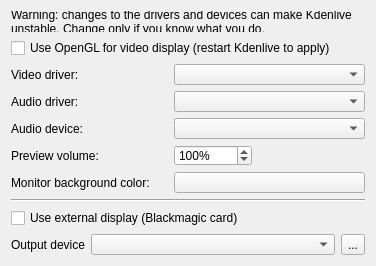
The window that src/ui/configsdl_ui.ui (KDE/kdenlive) describes before a commit, drawn with Qt 5.
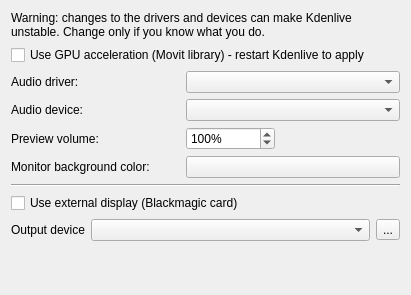
The same window after the commit. Custom widgets are drawn as their Qt base class.

Patch:
```diff
--- a/src/ui/configsdl_ui.ui
+++ b/src/ui/configsdl_ui.ui
@@ -6,8 +6,8 @@
    <rect>
     <x>0</x>
     <y>0</y>
-    <width>376</width>
-    <height>257</height>
+    <width>411</width>
+    <height>295</height>
    </rect>
   </property>
   <layout class="QGridLayout" name="gridLayout">
@@ -21,92 +21,21 @@
      </property>
     </widget>
    </item>
-   <item row="1" column="0" colspan="5">
-    <widget class="QCheckBox" name="kcfg_openglmonitors">
-     <property name="text">
-      <string>Use OpenGL for video display (restart Kdenlive to apply)</string>
-     </property>
-    </widget>
-   </item>
-   <item row="2" column="0">
-    <widget class="QLabel" name="textLabel1_2_2">
-     <property name="sizePolicy">
-      <sizepolicy hsizetype="Maximum" vsizetype="Preferred">
-       <horstretch>0</horstretch>
-       <verstretch>0</verstretch>
-      </sizepolicy>
-     </property>
-     <property name="text">
-      <string>Video driver:</string>
-     </property>
-     <property name="wordWrap">
-      <bool>false</bool>
-     </property>
-    </widget>
-   </item>
-   <item row="2" column="2" colspan="3">
-    <widget class="KComboBox" name="kcfg_video_driver"/>
-   </item>
-   <item row="3" column="0">
-    <widget class="QLabel" name="textLabel1_2">
-     <property name="sizePolicy">
-      <sizepolicy hsizetype="Maximum" vsizetype="Preferred">
-       <horstretch>0</horstretch>
-       <verstretch>0</verstretch>
-      </sizepolicy>
-     </property>
-     <property name="text">
-      <string>Audio driver:</string>
-     </property>
-     <property name="wordWrap">
-      <bool>false</bool>
-     </property>
-    </widget>
-   </item>
-   <item row="3" column="2" colspan="3">
-    <widget class="KComboBox" name="kcfg_audio_driver"/>
-   </item>
-   <item row="4" column="0">
-    <widget class="QLabel" name="textLabel1">
-     <property name="text">
-      <string>Audio device:</string>
-     </property>
-     <property name="wordWrap">
-      <bool>false</bool>
-     </property>
-    </widget>
-   </item>
-   <item row="4" column="2" colspan="3">
-    <widget class="KComboBox" name="kcfg_audio_device"/>
-   </item>
    <item row="5" column="0" colspan="2">
-    <widget class="QLabel" name="label_3">
-     <property name="text">
-      <string>Preview volume:</string>
-     </property>
-    </widget>
-   </item>
-   <item row="5" column="2">
-    <widget class="QSpinBox" name="kcfg_volume">
-     <property name="suffix">
-      <string>%</string>
-     </property>
-     <property name="maximum">
-      <number>200</number>
-     </property>
-     <property name="value">
-      <number>100</number>
-     </property>
-    </widget>
-   </item>
-   <item row="6" column="0" colspan="2">
     <widget class="QLabel" name="label">
      <property name="text">
       <string>Monitor background color:</string>
      </property>
     </widget>
    </item>
-   <item row="6" column="2" colspan="3">
+   <item row="7" column="0" colspan="4">
+    <widget class="QCheckBox" name="kcfg_external_display">
+     <property name="text">
+      <string>Use external display (Blackmagic card)</string>
+     </property>
+    </widget>
+   </item>
+   <item row="5" column="2" colspan="3">
     <widget class="KColorButton" name="kcfg_window_background">
      <property name="defaultColor">
       <color>
@@ -117,48 +46,33 @@
      </property>
     </widget>
    </item>
-   <item row="7" column="0" colspan="5">
-    <widget class="Line" name="line">
-     <property name="orientation">
-      <enum>Qt::Horizontal</enum>
-     </property>
-    </widget>
-   </item>
-   <item row="8" column="0" colspan="4">
-    <widget class="QCheckBox" name="kcfg_external_display">
+   <item row="4" column="0" colspan="2">
+    <widget class="QLabel" name="label_3">
      <property name="text">
-      <string>Use external display (Blackmagic card)</string>
+      <string>Preview volume:</string>
      </property>
     </widget>
    </item>
-   <item row="9" column="0">
-    <widget class="QLabel" name="label_5">
-     <property name="text">
-      <string>Output device</string>
-     </property>
-    </widget>
+   <item row="3" column="2" colspan="3">
+    <widget class="KComboBox" name="kcfg_audio_device"/>
    </item>
-   <item row="9" column="1" colspan="3">
-    <widget class="KComboBox" name="kcfg_blackmagic_output_device">
-     <property name="enabled">
-      <bool>true</bool>
-     </property>
+   <item row="2" column="0">
+    <widget class="QLabel" name="textLabel1_2">
      <property name="sizePolicy">
-      <sizepolicy hsizetype="MinimumExpanding" vsizetype="Fixed">
+      <sizepolicy hsizetype="Maximum" vsizetype="Preferred">
        <horstretch>0</horstretch>
        <verstretch>0</verstretch>
       </sizepolicy>
      </property>
-    </widget>
-   </item>
-   <item row="9" column="4">
-    <widget class="QToolButton" name="reload_blackmagic">
      <property name="text">
-      <string>...</string>
+      <string>Audio driver:</string>
+     </property>
+     <property name="wordWrap">
+      <bool>false</bool>
      </property>
     </widget>
    </item>
-   <item row="10" column="3">
+   <item row="9" column="3">
     <spacer name="verticalSpacer">
      <property name="orientation">
       <enum>Qt::Vertical</enum>
@@ -171,6 +85,73 @@
      </property>
     </spacer>
    </item>
+   <item row="1" column="0" colspan="5">
+    <widget class="QCheckBox" name="kcfg_gpu_accel">
+     <property name="text">
+      <string>Use GPU acceleration (Movit library) - restart Kdenlive to apply</string>
+     </property>
+    </widget>
+   </item>
+   <item row="4" column="2">
+    <widget class="QSpinBox" name="kcfg_volume">
+     <property name="suffix">
+      <string>%</string>
+     </property>
+     <property name="maximum">
+      <number>200</number>
+     </property>
+     <property name="value">
+      <number>100</number>
+     </property>
+    </widget>
+   </item>
+   <item row="6" column="0" colspan="5">
+    <widget class="Line" name="line">
+     <property name="orientation">
+      <enum>Qt::Horizontal</enum>
+     </property>
+    </widget>
+   </item>
+   <item row="8" column="4">
+    <widget class="QToolButton" name="reload_blackmagic">
+     <property name="text">
+      <string>...</string>
+     </property>
+    </widget>
+   </item>
+   <item row="3" column="0">
+    <widget class="QLabel" name="textLabel1">
+     <property name="text">
+      <string>Audio device:</string>
+     </property>
+     <property name="wordWrap">
+      <bool>false</bool>
+     </property>
+    </widget>
+   </item>
+   <item row="2" column="2" colspan="3">
+    <widget class="KComboBox" name="kcfg_audio_driver"/>
+   </item>
+   <item row="8" column="0">
+    <widget class="QLabel" name="label_5">
+     <property name="text">
+      <string>Output device</string>
+     </property>
+    </widget>
+   </item>
+   <item row="8" column="1" colspan="3">
+    <widget class="KComboBox" name="kcfg_blackmagic_output_device">
+     <property name="enabled">
+      <bool>true</bool>
+     </property>
+     <property name="sizePolicy">
+      <sizepolicy hsizetype="MinimumExpanding" vsizetype="Fixed">
+       <horstretch>0</horstretch>
+       <verstretch>0</verstretch>
+      </sizepolicy>
+     </property>
+    </widget>
+   </item>
   </layout>
  </widget>
  <customwidgets>
```
Left out of the diff: 2 changed lines with no effect on the pictures.
